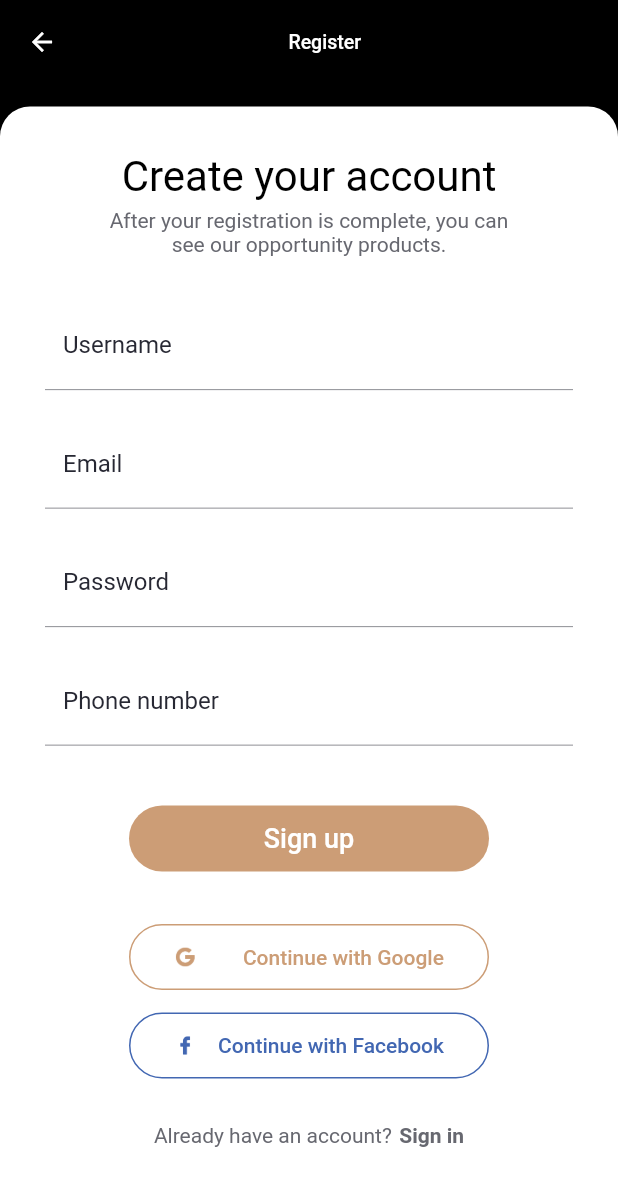
After one commit to mhmdreda51/Pasabahce, a Flutter app: the RegisterScreen screen opened directly, on a phone screen of 412 x 824 dp. The commit adds this screen. Shown: the top 1186 px of the screen. Run offline on Flutter 3.47's test engine with Material 2 defaults, Android fonts, the light colour scheme and no system bars; our stand-ins replace bloc, connectivity_plus, dio, easy_localization, firebase_core, firebase_messaging and 4 more; accounts and stored records are empty.

Commit message:
Register design

```diff
--- a/lib/constants/app_colors.dart
+++ b/lib/constants/app_colors.dart
@@ -4,10 +4,11 @@ class AppColors {
   static const Color redColor = Color(0xFFE50A19);
   static const Color whiteColor = Colors.white;
 
-  static const Color darkGray = Colors.blueGrey;
+  static const Color darkGray = Color(0xFF676870);
   static const Color brown = Color(0xFFCC9D76);
-  static const Color liteBlue = Color(0xFF3E7C8A);
-  static const Color introColor = Color(0xFFD7A324);
+  static const Color liteBlue = Color(0xFF4267B2);
+  static const Color introColor = Color(0xFFCC9D76);
+  static const Color textFormLabel = Color(0xFF272833);
 
   static const Color redGradientColor = Color(0xFFE17D72);
   static const Color blackColor = Colors.black;
--- a/lib/view/intro_screens/intro_screens.dart
+++ b/lib/view/intro_screens/intro_screens.dart
@@ -1,14 +1,14 @@
+import 'package:easy_localization/easy_localization.dart';
 import 'package:flutter/material.dart';
 import 'package:flutter_bloc/flutter_bloc.dart';
 import 'package:pasabahce/constants/app_colors.dart';
 import 'package:pasabahce/core/router/router.dart';
-import 'package:pasabahce/view/intro_screens/Models/intro_model.dart';
 import 'package:pasabahce/view/intro_screens/componants/dots.dart';
 import 'package:pasabahce/view/intro_screens/componants/intro_page_view.dart';
 import 'package:pasabahce/view/login/login_screen.dart';
-import 'package:smooth_page_indicator/smooth_page_indicator.dart';
 
 import '../../widgets/main_button.dart';
+import '../register/register.dart';
 import 'cubit/intro_screens_cubit.dart';
 
 class IntroScreens extends StatelessWidget {
@@ -35,7 +35,7 @@ class IntroScreens extends StatelessWidget {
                       ? Column(
                           children: [
                             MainButton(
-                              text: "Sign in",
+                              text: "intro.sign_in".tr(),
                               borderColor: Colors.white,
                               width: 240,
                               onTap: () =>
@@ -43,25 +43,17 @@ class IntroScreens extends StatelessWidget {
                             ),
                             const SizedBox(height: 15),
                             MainButton(
-                              text: "Create Account",
+                              text: "intro.create_account".tr(),
                               backgroundColor: AppColors.introColor,
                               borderColor: Colors.transparent,
                               width: 240,
-                              onTap: () {
-                                if (cubit.isLast) {
-                                  cubit.submit();
-                                } else {
-                                  cubit.controller.nextPage(
-                                    duration: const Duration(milliseconds: 500),
-                                    curve: Curves.decelerate,
-                                  );
-                                }
-                              },
+                              onTap: () => MagicRouter.navigateTo(
+                                  const RegisterScreen()),
                             ),
                           ],
                         )
                       : MainButton(
-                          text: "NEXT",
+                          text: "intro.start_button".tr(),
                           backgroundColor: AppColors.introColor,
                           borderColor: Colors.transparent,
                           width: 240,
--- /dev/null
+++ b/lib/view/register/Componants/register_form.dart
@@ -0,0 +1,43 @@
+import 'package:easy_localization/easy_localization.dart';
+import 'package:flutter/material.dart';
+import 'package:pasabahce/view/register/controller/register_cubit.dart';
+
+import '../../../widgets/main_text_form_field.dart';
+
+class RegisterForm extends StatelessWidget {
+  const RegisterForm({Key? key, required this.cubit}) : super(key: key);
+  final RegisterCubit cubit;
+
+  @override
+  Widget build(BuildContext context) {
+    return Column(
+      crossAxisAlignment: CrossAxisAlignment.center,
+      children: [
+        MainTextFormField(
+          validator: () {},
+          controller: cubit.userNameController,
+          label: "register.user_name".tr(),
+        ),
+        const SizedBox(height: 20),
+        MainTextFormField(
+          validator: () {},
+          controller: cubit.emailController,
+          label: "register.email".tr(),
+        ),
+        const SizedBox(height: 20),
+        MainTextFormField(
+          validator: () {},
+          controller: cubit.passwordController,
+          label: "register.password".tr(),
+        ),
+        const SizedBox(height: 20),
+        MainTextFormField(
+          validator: () {},
+          controller: cubit.phoneController,
+          label: "register.phone".tr(),
+        ),
+        const SizedBox(height: 40),
+      ],
+    );
+  }
+}
--- /dev/null
+++ b/lib/view/register/Componants/register_header.dart
@@ -0,0 +1,40 @@
+import 'package:easy_localization/easy_localization.dart';
+import 'package:flutter/material.dart';
+
+import '../../../constants/app_colors.dart';
+
+class RegisterHeader extends StatelessWidget {
+  const RegisterHeader({Key? key}) : super(key: key);
+
+  @override
+  Widget build(BuildContext context) {
+    return Column(
+      crossAxisAlignment: CrossAxisAlignment.center,
+      children: [
+        Text(
+          "register.create_your_account".tr(),
+          style: const TextStyle(
+            fontSize: 28,
+            color: Colors.black,
+          ),
+        ),
+        Padding(
+          padding: const EdgeInsets.only(
+            top: 5,
+            right: 32,
+            left: 32,
+            bottom: 30,
+          ),
+          child: Text(
+            "register.register_text".tr(),
+            textAlign: TextAlign.center,
+            style: const TextStyle(
+              fontSize: 14,
+              color: AppColors.darkGray,
+            ),
+          ),
+        ),
+      ],
+    );
+  }
+}
--- /dev/null
+++ b/lib/view/register/Componants/sign_in_row.dart
@@ -0,0 +1,38 @@
+import 'package:easy_localization/easy_localization.dart';
+import 'package:flutter/material.dart';
+
+import '../../../constants/app_colors.dart';
+import '../../../core/router/router.dart';
+import '../../login/login_screen.dart';
+
+class SignInRow extends StatelessWidget {
+  const SignInRow({Key? key}) : super(key: key);
+
+  @override
+  Widget build(BuildContext context) {
+    return Row(
+      mainAxisAlignment: MainAxisAlignment.center,
+      children: [
+        Text(
+          "register.already_have_an_account".tr(),
+          style: const TextStyle(
+            color: AppColors.darkGray,
+            fontSize: 14,
+          ),
+        ),
+        const SizedBox(width: 5),
+        GestureDetector(
+          onTap: () => MagicRouter.navigateTo(const LoginScreen()),
+          child: Text(
+            "register.sign_in".tr(),
+            style: const TextStyle(
+              color: AppColors.darkGray,
+              fontSize: 14,
+              fontWeight: FontWeight.bold,
+            ),
+          ),
+        ),
+      ],
+    );
+  }
+}
--- /dev/null
+++ b/lib/view/register/Componants/social_column.dart
@@ -0,0 +1,42 @@
+import 'package:easy_localization/easy_localization.dart';
+import 'package:flutter/material.dart';
+import 'package:pasabahce/view/register/controller/register_cubit.dart';
+
+import '../../../constants/app_colors.dart';
+import '../../../widgets/social_button.dart';
+
+class SocialColumn extends StatelessWidget {
+  const SocialColumn({Key? key, required this.cubit}) : super(key: key);
+  final RegisterCubit cubit;
+  @override
+  Widget build(BuildContext context) {
+    return Column(
+      crossAxisAlignment: CrossAxisAlignment.center,
+      children: [
+        const SizedBox(height: 35),
+        SocialButton(
+          image: "assets/images/google.png",
+          onTap: () {},
+          backgroundColor: Colors.transparent,
+          borderColor: AppColors.brown,
+          width: 240,
+          text: "register.continue_with_google".tr(),
+          textColor: AppColors.brown,
+          imageColor: AppColors.brown,
+        ),
+        const SizedBox(height: 15),
+        SocialButton(
+          image: "assets/images/facebook.png",
+          onTap: () {},
+          backgroundColor: Colors.transparent,
+          borderColor: AppColors.liteBlue,
+          width: 240,
+          text: "register.continue_with_facebook".tr(),
+          textColor: AppColors.liteBlue,
+          imageColor: AppColors.liteBlue,
+        ),
+        const SizedBox(height: 30),
+      ],
+    );
+  }
+}
--- /dev/null
+++ b/lib/view/register/controller/register_cubit.dart
@@ -0,0 +1,23 @@
+import 'package:bloc/bloc.dart';
+import 'package:flutter/material.dart';
+import 'package:flutter_bloc/flutter_bloc.dart';
+import 'package:meta/meta.dart';
+
+part 'register_state.dart';
+
+class RegisterCubit extends Cubit<RegisterState> {
+  RegisterCubit() : super(RegisterInitial());
+
+  //===============================================================
+  static RegisterCubit get(context) => BlocProvider.of(context);
+
+//===============================================================
+
+  TextEditingController emailController = TextEditingController();
+  TextEditingController userNameController = TextEditingController();
+  TextEditingController phoneController = TextEditingController();
+  TextEditingController passwordController = TextEditingController();
+  GlobalKey<FormState> registerFormKey = GlobalKey<FormState>();
+
+//===============================================================
+}
--- /dev/null
+++ b/lib/view/register/controller/register_state.dart
@@ -0,0 +1,6 @@
+part of 'register_cubit.dart';
+
+@immutable
+abstract class RegisterState {}
+
+class RegisterInitial extends RegisterState {}
--- /dev/null
+++ b/lib/view/register/register.dart
@@ -0,0 +1,71 @@
+import 'package:easy_localization/easy_localization.dart';
+import 'package:flutter/material.dart';
+import 'package:flutter_bloc/flutter_bloc.dart';
+import 'package:pasabahce/constants/app_colors.dart';
+import 'package:pasabahce/view/register/controller/register_cubit.dart';
+import 'package:pasabahce/widgets/main_button.dart';
+
+import '../../widgets/main_app_bar.dart';
+import 'Componants/register_form.dart';
+import 'Componants/register_header.dart';
+import 'Componants/sign_in_row.dart';
+import 'Componants/social_column.dart';
+
+class RegisterScreen extends StatelessWidget {
+  const RegisterScreen({Key? key}) : super(key: key);
+
+  @override
+  Widget build(BuildContext context) {
+    return BlocProvider(
+      create: (context) => RegisterCubit(),
+      child: BlocConsumer<RegisterCubit, RegisterState>(
+        listener: (context, state) {
+          // TODO: implement listener
+        },
+        builder: (context, state) {
+          final cubit = RegisterCubit.get(context);
+          return Scaffold(
+            appBar: mainAppBar(title: "register.appBar_title".tr()),
+            backgroundColor: Colors.black,
+            body: Padding(
+              padding: const EdgeInsets.only(top: 15),
+              child: Container(
+                decoration: const BoxDecoration(
+                  color: Colors.white,
+                  borderRadius: BorderRadius.only(
+                    topRight: Radius.circular(20),
+                    topLeft: Radius.circular(20),
+                  ),
+                ),
+                padding: const EdgeInsets.all(30),
+                width: MediaQuery.of(context).size.height,
+                height: MediaQuery.of(context).size.height,
+                child: SingleChildScrollView(
+                  child: Form(
+                    key: cubit.registerFormKey,
+                    child: Column(
+                      crossAxisAlignment: CrossAxisAlignment.center,
+                      children: [
+                        const RegisterHeader(),
+                        RegisterForm(cubit: cubit),
+                        MainButton(
+                          text: "register.register_button".tr(),
+                          backgroundColor: AppColors.brown,
+                          borderColor: Colors.transparent,
+                          width: 240,
+                          onTap: () {},
+                        ),
+                        SocialColumn(cubit: cubit),
+                        const SignInRow(),
+                      ],
+                    ),
+                  ),
+                ),
+              ),
+            ),
+          );
+        },
+      ),
+    );
+  }
+}
--- /dev/null
+++ b/lib/widgets/main_app_bar.dart
@@ -0,0 +1,25 @@
+import 'package:flutter/material.dart';
+
+import '../core/router/router.dart';
+
+AppBar mainAppBar({required String title}) {
+  return AppBar(
+    backgroundColor: Colors.black,
+    elevation: 0.0,
+    leading: IconButton(
+      onPressed: () => MagicRouter.pop(),
+      icon: const Icon(Icons.arrow_back_sharp, size: 20),
+    ),
+    title: Padding(
+      padding: const EdgeInsets.only(right: 35),
+      child: Center(
+        child: Text(
+          title,
+          style: const TextStyle(
+            fontSize: 13,
+          ),
+        ),
+      ),
+    ),
+  );
+}
--- /dev/null
+++ b/lib/widgets/main_text_form_field.dart
@@ -0,0 +1,57 @@
+import 'package:flutter/material.dart';
+import 'package:pasabahce/constants/app_colors.dart';
+
+class MainTextFormField extends StatelessWidget {
+  const MainTextFormField({
+    Key? key,
+    required this.controller,
+    required this.validator,
+    this.hintText = "",
+    required this.label,
+  }) : super(key: key);
+  final TextEditingController controller;
+  final Function validator;
+  final String hintText;
+  final String label;
+
+  @override
+  Widget build(BuildContext context) {
+    return TextFormField(
+      controller: controller,
+      validator: (value) => validator(value),
+      keyboardType: TextInputType.text,
+      cursorColor: Colors.grey,
+      decoration: InputDecoration(
+        label: Text(
+          label,
+          style: const TextStyle(
+            color: AppColors.textFormLabel,
+            fontSize: 16,
+          ),
+        ),
+        filled: true,
+        fillColor: Colors.white,
+        focusedBorder: const UnderlineInputBorder(
+          borderSide: BorderSide(
+            color: AppColors.darkGray,
+            width: .5,
+          ),
+        ),
+        enabledBorder: const UnderlineInputBorder(
+          borderSide: BorderSide(
+            color: AppColors.darkGray,
+            width: .5,
+          ),
+        ),
+        errorBorder: const UnderlineInputBorder(
+          borderSide: BorderSide(
+            color: AppColors.darkGray,
+            width: .5,
+          ),
+        ),
+        hintText: hintText,
+        hintStyle: const TextStyle(color: Colors.grey),
+      ),
+    );
+  }
+}
--- /dev/null
+++ b/lib/widgets/social_button.dart
@@ -0,0 +1,66 @@
+import 'package:flutter/material.dart';
+
+class SocialButton extends StatelessWidget {
+  const SocialButton({
+    Key? key,
+    required this.text,
+    this.height = 44,
+    this.width = double.infinity,
+    this.borderRadius = 30,
+    this.borderColor = Colors.transparent,
+    this.backgroundColor = Colors.transparent,
+    this.fontSize = 14,
+    this.textColor = Colors.white,
+    required this.onTap,
+    required this.image,
+    required this.imageColor,
+  }) : super(key: key);
+  final String text;
+  final double height;
+  final double width;
+  final double borderRadius;
+  final Color borderColor;
+  final Color backgroundColor;
+  final double fontSize;
+  final Color textColor;
+  final Function() onTap;
+  final String image;
+  final Color imageColor;
+
+  @override
+  Widget build(BuildContext context) {
+    return SizedBox(
+      width: width,
+      height: height,
+      child: TextButton(
+        style: TextButton.styleFrom(
+          shape: RoundedRectangleBorder(
+            borderRadius: BorderRadius.circular(borderRadius),
+            side: BorderSide(color: borderColor),
+          ),
+          backgroundColor: backgroundColor,
+          padding: EdgeInsets.only(left: 30,right: 30)
+        ),
+        onPressed: onTap,
+        child: Row(
+          mainAxisAlignment: MainAxisAlignment.spaceBetween,
+          children: [
+            Image(
+              image: AssetImage(image),
+              width: 15,
+              height: 15,
+              color: imageColor,
+            ),
+            Text(
+              text,
+              style: TextStyle(
+                fontSize: fontSize,
+                color: textColor,
+              ),
+            ),
+          ],
+        ),
+      ),
+    );
+  }
+}
```
Also changed, not shown: assets/translation/ar-EG.json (+12 -10 lines), assets/translation/en-US.json (+13 -11 lines), pubspec.yaml (+4 -3 lines), assets/images/facebook.png (added), assets/images/google.png (added), pubspec.lock, 21 other files.
